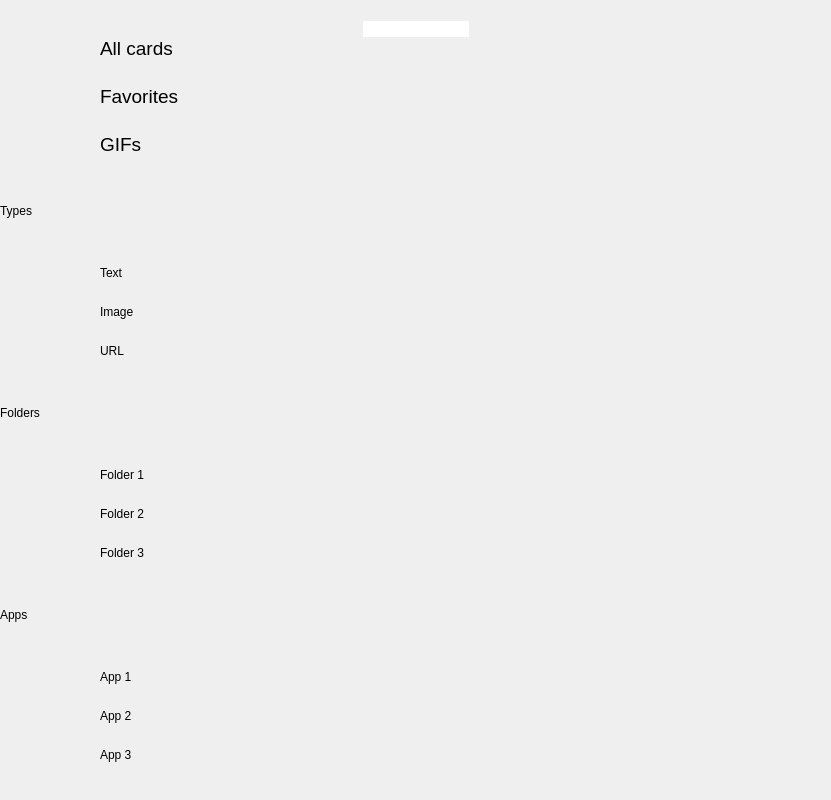
First picture: the form in main.ui, repository danysigha/Clipboard-Manager, before the edit.
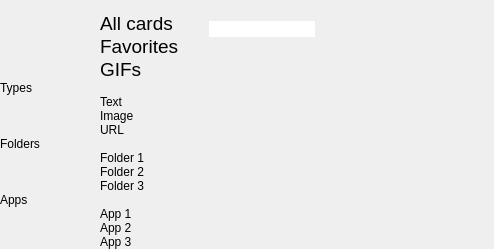
Second picture: the form after the edit. Icons and pictures are not drawn.

What changed in the file:
```diff
--- a/main.ui
+++ b/main.ui
@@ -6,8 +6,8 @@
    <rect>
     <x>0</x>
     <y>0</y>
-    <width>831</width>
-    <height>800</height>
+    <width>194</width>
+    <height>0</height>
    </rect>
   </property>
   <property name="windowTitle">
```
Left out of the diff: 34 changed lines with no effect on the pictures.
